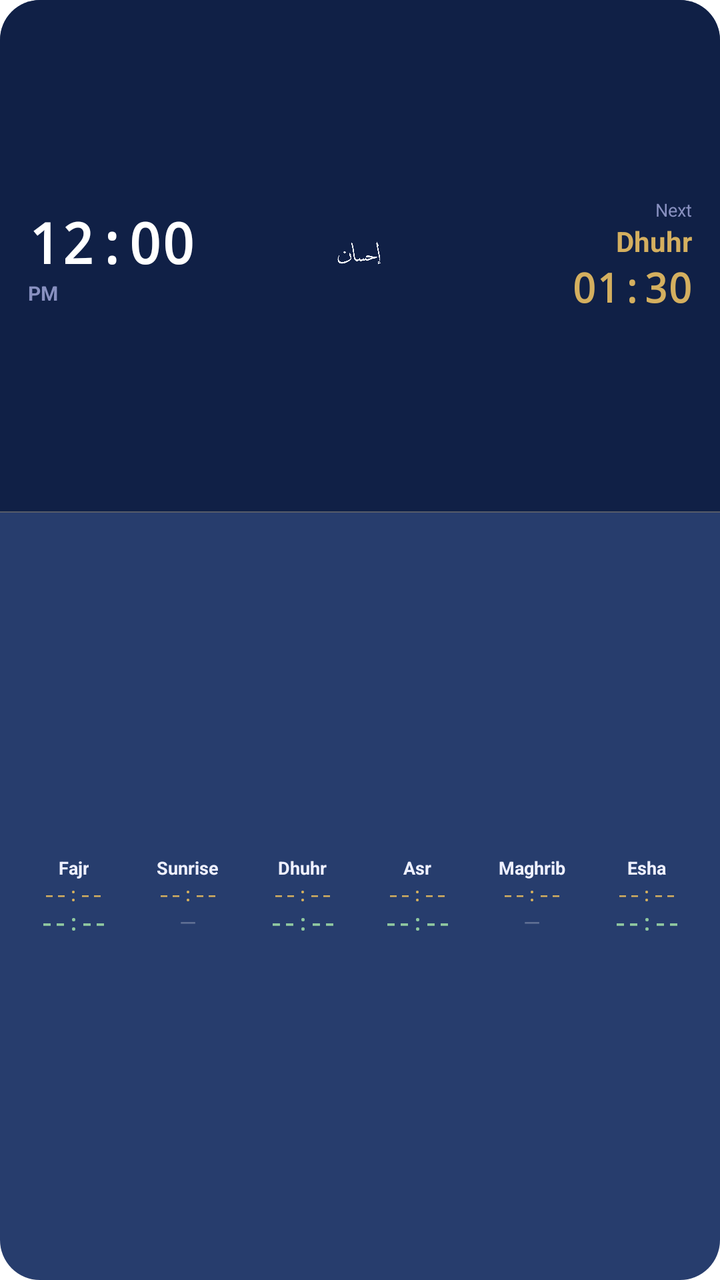
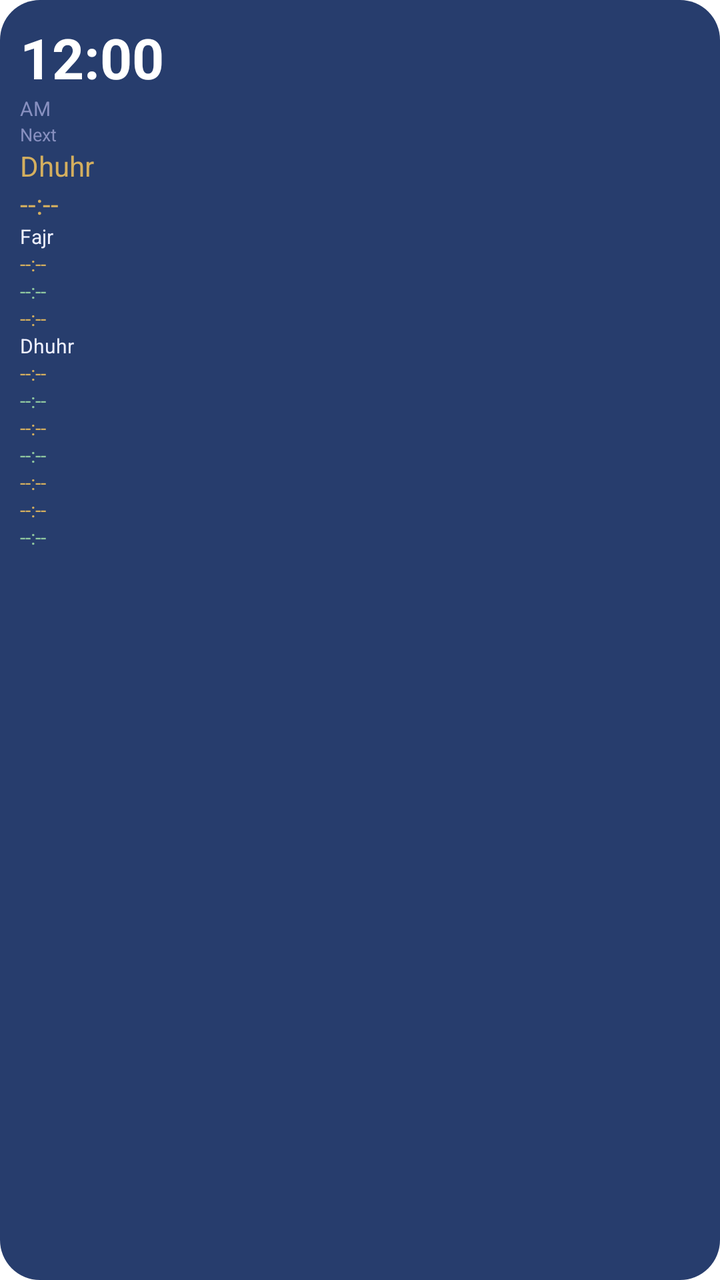

Before-and-after screenshots of an Android layout around one commit, followed by the original layout XML and the change that was made.
<!-- AndroidManifest.xml: fallback theme Theme.MaterialComponents.DayNight.NoActionBar -->
<!-- res/layout/prayer_widget_wide.xml -->
<?xml version="1.0" encoding="utf-8"?>
<LinearLayout xmlns:android="http://schemas.android.com/apk/res/android"
    android:layout_width="match_parent"
    android:layout_height="match_parent"
    android:background="@drawable/widget_bg"
    android:orientation="vertical">

    
    <LinearLayout
        android:layout_width="match_parent"
        android:layout_height="0dp"
        android:layout_weight="2"
        android:background="@drawable/widget_header_bg"
        android:orientation="horizontal"
        android:gravity="center_vertical"
        android:paddingStart="14dp"
        android:paddingEnd="14dp">

        
        <LinearLayout android:layout_width="0dp" android:layout_height="wrap_content"
            android:layout_weight="1" android:orientation="vertical">
            <TextView
                android:id="@+id/w_clock"
                android:layout_width="wrap_content"
                android:layout_height="wrap_content"
                android:text="12:00"
                android:textColor="#FFFFFF"
                android:textSize="28sp"
                android:textStyle="bold"
                android:fontFamily="monospace" />
            <TextView
                android:id="@+id/w_clock_ampm"
                android:layout_width="wrap_content"
                android:layout_height="wrap_content"
                android:text="PM"
                android:textColor="#8890C0"
                android:textSize="10sp"
                android:textStyle="bold" />
        </LinearLayout>

        
        
        <ImageView
            android:layout_width="32dp"
            android:layout_height="32dp"
            android:src="@drawable/logo"
            android:scaleType="fitCenter"
            android:layout_marginHorizontal="8dp" />

        
        <LinearLayout android:layout_width="0dp" android:layout_height="wrap_content"
            android:layout_weight="1" android:orientation="vertical"
            android:gravity="end">
            <TextView
                android:id="@+id/w_next_label"
                android:layout_width="wrap_content"
                android:layout_height="wrap_content"
                android:text="Next"
                android:textColor="#8890C0"
                android:textSize="9sp"
                android:layout_gravity="end" />
            <TextView
                android:id="@+id/w_next_name"
                android:layout_width="wrap_content"
                android:layout_height="wrap_content"
                android:text="Dhuhr"
                android:textColor="#D4AF5F"
                android:textSize="14sp"
                android:textStyle="bold"
                android:layout_gravity="end" />
            <TextView
                android:id="@+id/w_next_time"
                android:layout_width="wrap_content"
                android:layout_height="wrap_content"
                android:text="01:30"
                android:textColor="#D4AF5F"
                android:textSize="20sp"
                android:textStyle="bold"
                android:fontFamily="monospace"
                android:layout_gravity="end" />
        </LinearLayout>
    </LinearLayout>

    
    <View android:layout_width="match_parent" android:layout_height="0.5dp"
        android:background="#44D4AF5F" />

    
    <LinearLayout
        android:layout_width="match_parent"
        android:layout_height="0dp"
        android:layout_weight="3"
        android:orientation="horizontal"
        android:paddingStart="8dp"
        android:paddingEnd="8dp"
        android:paddingTop="6dp"
        android:paddingBottom="6dp"
        android:gravity="center_vertical">

        

        
        <LinearLayout android:layout_width="0dp" android:layout_height="match_parent"
            android:layout_weight="1" android:orientation="vertical" android:gravity="center">
            <TextView android:id="@+id/w_fajr_name" android:layout_width="wrap_content"
                android:layout_height="wrap_content" android:text="Fajr"
                android:textColor="#EEF0FF" android:textSize="9sp" android:textStyle="bold"
                android:gravity="center"/>
            <TextView android:id="@+id/w_fajr_adhan" android:layout_width="wrap_content"
                android:layout_height="wrap_content" android:text="--:--"
                android:textColor="#D4AF5F" android:textSize="10sp"
                android:gravity="center" android:fontFamily="monospace"/>
            <TextView android:id="@+id/w_fajr_jamaat" android:layout_width="wrap_content"
                android:layout_height="wrap_content" android:text="--:--"
                android:textColor="#90C8A0" android:textSize="11sp" android:textStyle="bold"
                android:gravity="center" android:fontFamily="monospace"/>
        </LinearLayout>

        
        <LinearLayout android:layout_width="0dp" android:layout_height="match_parent"
            android:layout_weight="1" android:orientation="vertical" android:gravity="center">
            <TextView android:layout_width="wrap_content" android:layout_height="wrap_content"
                android:text="Sunrise" android:textColor="#EEF0FF" android:textSize="9sp"
                android:textStyle="bold" android:gravity="center"/>
            <TextView android:id="@+id/w_sunrise_adhan" android:layout_width="wrap_content"
                android:layout_height="wrap_content" android:text="--:--"
                android:textColor="#D4AF5F" android:textSize="10sp"
                android:gravity="center" android:fontFamily="monospace"/>
            <TextView android:layout_width="wrap_content" android:layout_height="wrap_content"
                android:text="—" android:textColor="#44FFFFFF" android:textSize="11sp"
                android:gravity="center"/>
        </LinearLayout>

        
        <LinearLayout android:id="@+id/w_col_dhuhr" android:layout_width="0dp"
            android:layout_height="match_parent" android:layout_weight="1"
            android:orientation="vertical" android:gravity="center">
            <TextView android:id="@+id/w_dhuhr_name" android:layout_width="wrap_content"
                android:layout_height="wrap_content" android:text="Dhuhr"
                android:textColor="#EEF0FF" android:textSize="9sp" android:textStyle="bold"
                android:gravity="center"/>
            <TextView android:id="@+id/w_dhuhr_adhan" android:layout_width="wrap_content"
                android:layout_height="wrap_content" android:text="--:--"
                android:textColor="#D4AF5F" android:textSize="10sp"
                android:gravity="center" android:fontFamily="monospace"/>
            <TextView android:id="@+id/w_dhuhr_jamaat" android:layout_width="wrap_content"
                android:layout_height="wrap_content" android:text="--:--"
                android:textColor="#90C8A0" android:textSize="11sp" android:textStyle="bold"
                android:gravity="center" android:fontFamily="monospace"/>
        </LinearLayout>

        
        <LinearLayout android:layout_width="0dp" android:layout_height="match_parent"
            android:layout_weight="1" android:orientation="vertical" android:gravity="center">
            <TextView android:layout_width="wrap_content" android:layout_height="wrap_content"
                android:text="Asr" android:textColor="#EEF0FF" android:textSize="9sp"
                android:textStyle="bold" android:gravity="center"/>
            <TextView android:id="@+id/w_asr_adhan" android:layout_width="wrap_content"
                android:layout_height="wrap_content" android:text="--:--"
                android:textColor="#D4AF5F" android:textSize="10sp"
                android:gravity="center" android:fontFamily="monospace"/>
            <TextView android:id="@+id/w_asr_jamaat" android:layout_width="wrap_content"
                android:layout_height="wrap_content" android:text="--:--"
                android:textColor="#90C8A0" android:textSize="11sp" android:textStyle="bold"
                android:gravity="center" android:fontFamily="monospace"/>
        </LinearLayout>

        
        <LinearLayout android:layout_width="0dp" android:layout_height="match_parent"
            android:layout_weight="1" android:orientation="vertical" android:gravity="center">
            <TextView android:layout_width="wrap_content" android:layout_height="wrap_content"
                android:text="Maghrib" android:textColor="#EEF0FF" android:textSize="9sp"
                android:textStyle="bold" android:gravity="center"/>
            <TextView android:id="@+id/w_maghrib_adhan" android:layout_width="wrap_content"
                android:layout_height="wrap_content" android:text="--:--"
                android:textColor="#D4AF5F" android:textSize="10sp"
                android:gravity="center" android:fontFamily="monospace"/>
            <TextView android:layout_width="wrap_content" android:layout_height="wrap_content"
                android:text="—" android:textColor="#44FFFFFF" android:textSize="11sp"
                android:gravity="center"/>
        </LinearLayout>

        
        <LinearLayout android:layout_width="0dp" android:layout_height="match_parent"
            android:layout_weight="1" android:orientation="vertical" android:gravity="center">
            <TextView android:layout_width="wrap_content" android:layout_height="wrap_content"
                android:text="Esha" android:textColor="#EEF0FF" android:textSize="9sp"
                android:textStyle="bold" android:gravity="center"/>
            <TextView android:id="@+id/w_isha_adhan" android:layout_width="wrap_content"
                android:layout_height="wrap_content" android:text="--:--"
                android:textColor="#D4AF5F" android:textSize="10sp"
                android:gravity="center" android:fontFamily="monospace"/>
            <TextView android:id="@+id/w_isha_jamaat" android:layout_width="wrap_content"
                android:layout_height="wrap_content" android:text="--:--"
                android:textColor="#90C8A0" android:textSize="11sp" android:textStyle="bold"
                android:gravity="center" android:fontFamily="monospace"/>
        </LinearLayout>

    </LinearLayout>
</LinearLayout>
<!-- resources referenced by this layout -->
<resources>
  <!-- drawable logo: png bitmap (drawable, 129522 bytes) -->
  <!-- drawable widget_bg (drawable) -->
  <?xml version="1.0" encoding="utf-8"?>
  <shape xmlns:android="http://schemas.android.com/apk/res/android"
      android:shape="rectangle">
      <solid android:color="#E8122A5F" />
      <corners android:radius="20dp" />
  </shape>
  <!-- drawable widget_header_bg (drawable) -->
  <?xml version="1.0" encoding="utf-8"?>
  <shape xmlns:android="http://schemas.android.com/apk/res/android"
      android:shape="rectangle">
      <solid android:color="#CC0A193C" />
      <corners android:topLeftRadius="20dp" android:topRightRadius="20dp" />
  </shape>
</resources>

<!-- the commit's change to res/layout/prayer_widget_wide.xml (unified diff, before → after) -->
@@ -3,198 +3,61 @@
     android:layout_width="match_parent"
     android:layout_height="match_parent"
     android:background="@drawable/widget_bg"
-    android:orientation="vertical">
+    android:orientation="vertical"
+    android:padding="10dp">
 
-    
-    <LinearLayout
-        android:layout_width="match_parent"
-        android:layout_height="0dp"
-        android:layout_weight="2"
-        android:background="@drawable/widget_header_bg"
-        android:orientation="horizontal"
-        android:gravity="center_vertical"
-        android:paddingStart="14dp"
-        android:paddingEnd="14dp">
+    <TextView
+        android:id="@+id/w_clock"
+        android:layout_width="wrap_content"
+        android:layout_height="wrap_content"
+        android:text="12:00"
+        android:textColor="#FFFFFF"
+        android:textSize="28sp"
+        android:textStyle="bold" />
 
-        
-        <LinearLayout android:layout_width="0dp" android:layout_height="wrap_content"
-            android:layout_weight="1" android:orientation="vertical">
-            <TextView
-                android:id="@+id/w_clock"
-                android:layout_width="wrap_content"
-                android:layout_height="wrap_content"
-                android:text="12:00"
-                android:textColor="#FFFFFF"
-                android:textSize="28sp"
-                android:textStyle="bold"
-                android:fontFamily="monospace" />
-            <TextView
-                android:id="@+id/w_clock_ampm"
-                android:layout_width="wrap_content"
-                android:layout_height="wrap_content"
-                android:text="PM"
-                android:textColor="#8890C0"
-                android:textSize="10sp"
-                android:textStyle="bold" />
-        </LinearLayout>
+    <TextView
+        android:id="@+id/w_clock_ampm"
+        android:layout_width="wrap_content"
+        android:layout_height="wrap_content"
+        android:text="AM"
+        android:textColor="#8890C0"
+        android:textSize="10sp" />
 
-        
-        
-        <ImageView
-            android:layout_width="32dp"
-            android:layout_height="32dp"
-            android:src="@drawable/logo"
-            android:scaleType="fitCenter"
-            android:layout_marginHorizontal="8dp" />
+    <TextView
+        android:id="@+id/w_next_label"
+        android:layout_width="wrap_content"
+        android:layout_height="wrap_content"
+        android:text="Next"
+        android:textColor="#8890C0"
+        android:textSize="9sp" />
 
-        
-        <LinearLayout android:layout_width="0dp" android:layout_height="wrap_content"
-            android:layout_weight="1" android:orientation="vertical"
-            android:gravity="end">
-            <TextView
-                android:id="@+id/w_next_label"
-                android:layout_width="wrap_content"
-                android:layout_height="wrap_content"
-                android:text="Next"
-                android:textColor="#8890C0"
-                android:textSize="9sp"
-                android:layout_gravity="end" />
-            <TextView
-                android:id="@+id/w_next_name"
-                android:layout_width="wrap_content"
-                android:layout_height="wrap_content"
-                android:text="Dhuhr"
-                android:textColor="#D4AF5F"
-                android:textSize="14sp"
-                android:textStyle="bold"
-                android:layout_gravity="end" />
-            <TextView
-                android:id="@+id/w_next_time"
-                android:layout_width="wrap_content"
-                android:layout_height="wrap_content"
-                android:text="01:30"
-                android:textColor="#D4AF5F"
-                android:textSize="20sp"
-                android:textStyle="bold"
-                android:fontFamily="monospace"
-                android:layout_gravity="end" />
-        </LinearLayout>
-    </LinearLayout>
+    <TextView
+        android:id="@+id/w_next_name"
+        android:layout_width="wrap_content"
+        android:layout_height="wrap_content"
+        android:text="Dhuhr"
+        android:textColor="#D4AF5F"
+        android:textSize="14sp" />
 
-    
-    <View android:layout_width="match_parent" android:layout_height="0.5dp"
-        android:background="#44D4AF5F" />
+    <TextView
+        android:id="@+id/w_next_time"
+        android:layout_width="wrap_content"
+        android:layout_height="wrap_content"
+        android:text="--:--"
+        android:textColor="#D4AF5F"
+        android:textSize="14sp" />
 
-    
-    <LinearLayout
-        android:layout_width="match_parent"
-        android:layout_height="0dp"
-        android:layout_weight="3"
-        android:orientation="horizontal"
-        android:paddingStart="8dp"
-        android:paddingEnd="8dp"
-        android:paddingTop="6dp"
-        android:paddingBottom="6dp"
-        android:gravity="center_vertical">
+    <TextView android:id="@+id/w_fajr_name" android:layout_width="wrap_content" android:layout_height="wrap_content" android:text="Fajr" android:textColor="#EEF0FF" android:textSize="10sp" />
+    <TextView android:id="@+id/w_fajr_adhan" android:layout_width="wrap_content" android:layout_height="wrap_content" android:text="--:--" android:textColor="#D4AF5F" android:textSize="10sp" />
+    <TextView android:id="@+id/w_fajr_jamaat" android:layout_width="wrap_content" android:layout_height="wrap_content" android:text="--:--" android:textColor="#90C8A0" android:textSize="10sp" />
+    <TextView android:id="@+id/w_sunrise_adhan" android:layout_width="wrap_content" android:layout_height="wrap_content" android:text="--:--" android:textColor="#D4AF5F" android:textSize="10sp" />
+    <TextView android:id="@+id/w_dhuhr_name" android:layout_width="wrap_content" android:layout_height="wrap_content" android:text="Dhuhr" android:textColor="#EEF0FF" android:textSize="10sp" />
+    <TextView android:id="@+id/w_dhuhr_adhan" android:layout_width="wrap_content" android:layout_height="wrap_content" android:text="--:--" android:textColor="#D4AF5F" android:textSize="10sp" />
+    <TextView android:id="@+id/w_dhuhr_jamaat" android:layout_width="wrap_content" android:layout_height="wrap_content" android:text="--:--" android:textColor="#90C8A0" android:textSize="10sp" />
+    <TextView android:id="@+id/w_asr_adhan" android:layout_width="wrap_content" android:layout_height="wrap_content" android:text="--:--" android:textColor="#D4AF5F" android:textSize="10sp" />
+    <TextView android:id="@+id/w_asr_jamaat" android:layout_width="wrap_content" android:layout_height="wrap_content" android:text="--:--" android:textColor="#90C8A0" android:textSize="10sp" />
+    <TextView android:id="@+id/w_maghrib_adhan" android:layout_width="wrap_content" android:layout_height="wrap_content" android:text="--:--" android:textColor="#D4AF5F" android:textSize="10sp" />
+    <TextView android:id="@+id/w_isha_adhan" android:layout_width="wrap_content" android:layout_height="wrap_content" android:text="--:--" android:textColor="#D4AF5F" android:textSize="10sp" />
+    <TextView android:id="@+id/w_isha_jamaat" android:layout_width="wrap_content" android:layout_height="wrap_content" android:text="--:--" android:textColor="#90C8A0" android:textSize="10sp" />
 
-        
-
-        
-        <LinearLayout android:layout_width="0dp" android:layout_height="match_parent"
-            android:layout_weight="1" android:orientation="vertical" android:gravity="center">
-            <TextView android:id="@+id/w_fajr_name" android:layout_width="wrap_content"
-                android:layout_height="wrap_content" android:text="Fajr"
-                android:textColor="#EEF0FF" android:textSize="9sp" android:textStyle="bold"
-                android:gravity="center"/>
-            <TextView android:id="@+id/w_fajr_adhan" android:layout_width="wrap_content"
-                android:layout_height="wrap_content" android:text="--:--"
-                android:textColor="#D4AF5F" android:textSize="10sp"
-                android:gravity="center" android:fontFamily="monospace"/>
-            <TextView android:id="@+id/w_fajr_jamaat" android:layout_width="wrap_content"
-                android:layout_height="wrap_content" android:text="--:--"
-                android:textColor="#90C8A0" android:textSize="11sp" android:textStyle="bold"
-                android:gravity="center" android:fontFamily="monospace"/>
-        </LinearLayout>
-
-        
-        <LinearLayout android:layout_width="0dp" android:layout_height="match_parent"
-            android:layout_weight="1" android:orientation="vertical" android:gravity="center">
-            <TextView android:layout_width="wrap_content" android:layout_height="wrap_content"
-                android:text="Sunrise" android:textColor="#EEF0FF" android:textSize="9sp"
-                android:textStyle="bold" android:gravity="center"/>
-            <TextView android:id="@+id/w_sunrise_adhan" android:layout_width="wrap_content"
-                android:layout_height="wrap_content" android:text="--:--"
-                android:textColor="#D4AF5F" android:textSize="10sp"
-                android:gravity="center" android:fontFamily="monospace"/>
-            <TextView android:layout_width="wrap_content" android:layout_height="wrap_content"
-                android:text="—" android:textColor="#44FFFFFF" android:textSize="11sp"
-                android:gravity="center"/>
-        </LinearLayout>
-
-        
-        <LinearLayout android:id="@+id/w_col_dhuhr" android:layout_width="0dp"
-            android:layout_height="match_parent" android:layout_weight="1"
-            android:orientation="vertical" android:gravity="center">
-            <TextView android:id="@+id/w_dhuhr_name" android:layout_width="wrap_content"
-                android:layout_height="wrap_content" android:text="Dhuhr"
-                android:textColor="#EEF0FF" android:textSize="9sp" android:textStyle="bold"
-                android:gravity="center"/>
-            <TextView android:id="@+id/w_dhuhr_adhan" android:layout_width="wrap_content"
-                android:layout_height="wrap_content" android:text="--:--"
-                android:textColor="#D4AF5F" android:textSize="10sp"
-                android:gravity="center" android:fontFamily="monospace"/>
-            <TextView android:id="@+id/w_dhuhr_jamaat" android:layout_width="wrap_content"
-                android:layout_height="wrap_content" android:text="--:--"
-                android:textColor="#90C8A0" android:textSize="11sp" android:textStyle="bold"
-                android:gravity="center" android:fontFamily="monospace"/>
-        </LinearLayout>
-
-        
-        <LinearLayout android:layout_width="0dp" android:layout_height="match_parent"
-            android:layout_weight="1" android:orientation="vertical" android:gravity="center">
-            <TextView android:layout_width="wrap_content" android:layout_height="wrap_content"
-                android:text="Asr" android:textColor="#EEF0FF" android:textSize="9sp"
-                android:textStyle="bold" android:gravity="center"/>
-            <TextView android:id="@+id/w_asr_adhan" android:layout_width="wrap_content"
-                android:layout_height="wrap_content" android:text="--:--"
-                android:textColor="#D4AF5F" android:textSize="10sp"
-                android:gravity="center" android:fontFamily="monospace"/>
-            <TextView android:id="@+id/w_asr_jamaat" android:layout_width="wrap_content"
-                android:layout_height="wrap_content" android:text="--:--"
-                android:textColor="#90C8A0" android:textSize="11sp" android:textStyle="bold"
-                android:gravity="center" android:fontFamily="monospace"/>
-        </LinearLayout>
-
-        
-        <LinearLayout android:layout_width="0dp" android:layout_height="match_parent"
-            android:layout_weight="1" android:orientation="vertical" android:gravity="center">
-            <TextView android:layout_width="wrap_content" android:layout_height="wrap_content"
-                android:text="Maghrib" android:textColor="#EEF0FF" android:textSize="9sp"
-                android:textStyle="bold" android:gravity="center"/>
-            <TextView android:id="@+id/w_maghrib_adhan" android:layout_width="wrap_content"
-                android:layout_height="wrap_content" android:text="--:--"
-                android:textColor="#D4AF5F" android:textSize="10sp"
-                android:gravity="center" android:fontFamily="monospace"/>
-            <TextView android:layout_width="wrap_content" android:layout_height="wrap_content"
-                android:text="—" android:textColor="#44FFFFFF" android:textSize="11sp"
-                android:gravity="center"/>
-        </LinearLayout>
-
-        
-        <LinearLayout android:layout_width="0dp" android:layout_height="match_parent"
-            android:layout_weight="1" android:orientation="vertical" android:gravity="center">
-            <TextView android:layout_width="wrap_content" android:layout_height="wrap_content"
-                android:text="Esha" android:textColor="#EEF0FF" android:textSize="9sp"
-                android:textStyle="bold" android:gravity="center"/>
-            <TextView android:id="@+id/w_isha_adhan" android:layout_width="wrap_content"
-                android:layout_height="wrap_content" android:text="--:--"
-                android:textColor="#D4AF5F" android:textSize="10sp"
-                android:gravity="center" android:fontFamily="monospace"/>
-            <TextView android:id="@+id/w_isha_jamaat" android:layout_width="wrap_content"
-                android:layout_height="wrap_content" android:text="--:--"
-                android:textColor="#90C8A0" android:textSize="11sp" android:textStyle="bold"
-                android:gravity="center" android:fontFamily="monospace"/>
-        </LinearLayout>
-
-    </LinearLayout>
 </LinearLayout>
<!-- resource entries referenced after the edit -->
@@ -1,6 +1,5 @@
 <!-- resources referenced by this layout -->
 <resources>
-  <!-- drawable logo: png bitmap (drawable, 129522 bytes) -->
   <!-- drawable widget_bg (drawable) -->
   <?xml version="1.0" encoding="utf-8"?>
   <shape xmlns:android="http://schemas.android.com/apk/res/android"
@@ -8,12 +7,5 @@
       <solid android:color="#E8122A5F" />
       <corners android:radius="20dp" />
   </shape>
-  <!-- drawable widget_header_bg (drawable) -->
-  <?xml version="1.0" encoding="utf-8"?>
-  <shape xmlns:android="http://schemas.android.com/apk/res/android"
-      android:shape="rectangle">
-      <solid android:color="#CC0A193C" />
-      <corners android:topLeftRadius="20dp" android:topRightRadius="20dp" />
-  </shape>
 </resources>
 
